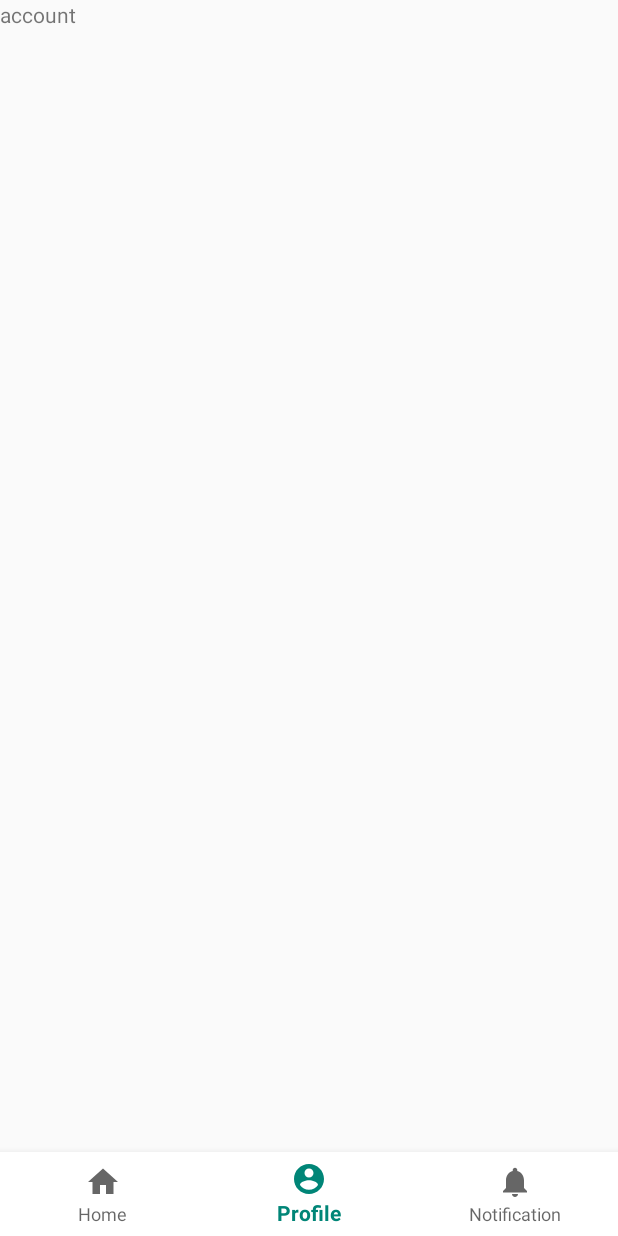
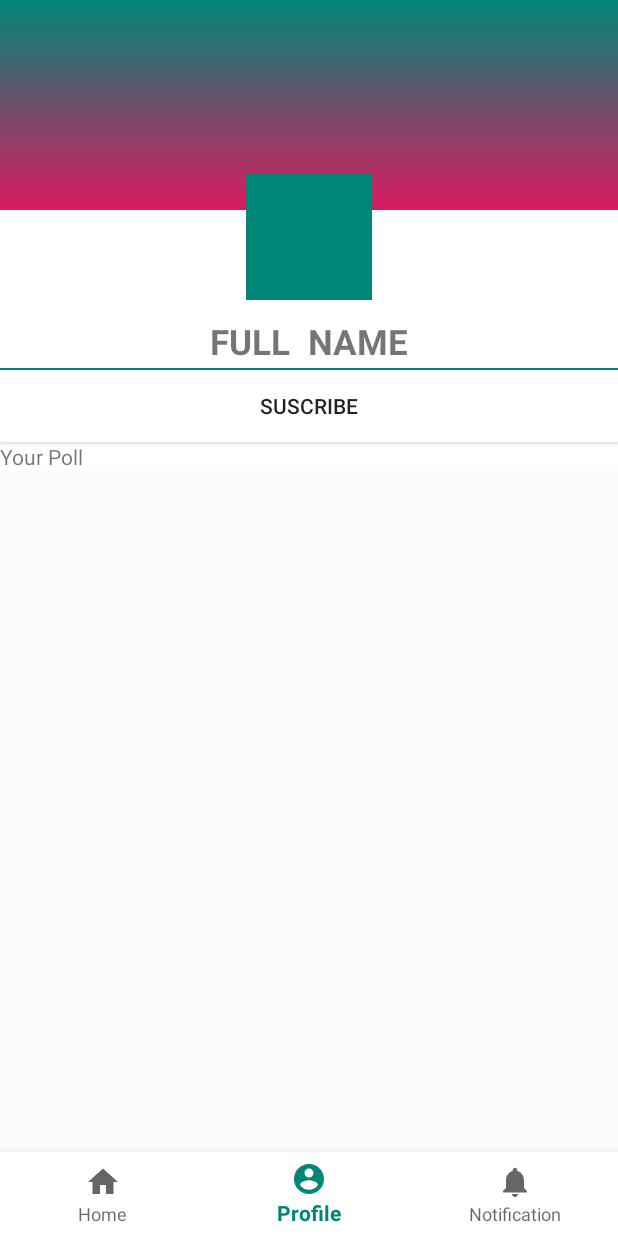
Before and after one commit to spur-s/Voter, an Android app: the screen it shows after launch once a user with an empty profile is signed in (MainActivity), item 2 of the bottom bar chosen, on a phone screen of 412 x 824 dp. Run offline under Robolectric (Android 15) with nearby library versions, the phone set to English and light mode, and no system bars; our stand-ins replace Firebase (no records; nobody signed in at launch, a user with empty details on screens opened directly).

Commit message:
user profile design

```diff
--- a/app/src/main/java/com/sparsh/vote/navfragment/AccountFragment.java
+++ b/app/src/main/java/com/sparsh/vote/navfragment/AccountFragment.java
@@ -5,8 +5,12 @@ import android.os.Bundle;
 import android.view.LayoutInflater;
 import android.view.View;
 import android.view.ViewGroup;
+import android.widget.Button;
+import android.widget.ImageView;
+import android.widget.TextView;
 
 import androidx.fragment.app.Fragment;
+import androidx.recyclerview.widget.RecyclerView;
 
 import com.sparsh.vote.R;
 
@@ -14,6 +18,10 @@ import com.sparsh.vote.R;
  * A simple {@link Fragment} subclass.
  */
 public class AccountFragment extends Fragment {
+    TextView tvfullname ;
+    Button btnsuscribe;
+    ImageView profilepicimageview, coverpicimageview;
+    RecyclerView recycler_viewpoll;
 
     public AccountFragment() {
         // Required empty public constructor
@@ -24,6 +32,18 @@ public class AccountFragment extends Fragment {
 
         // Inflate the layout for this fragment
         View view = inflater.inflate(R.layout.fragment_account, container, false);
+        tvfullname= view.findViewById(R.id.tvfullname);
+        btnsuscribe= view.findViewById(R.id.btnsuscribe);
+        profilepicimageview= view.findViewById(R.id.profilepicimageview);
+        coverpicimageview= view.findViewById(R.id.coverpicimageview);
+        recycler_viewpoll= view.findViewById(R.id.recycler_viewpoll);
+
+        btnsuscribe.setOnClickListener(new View.OnClickListener() {
+            @Override
+            public void onClick(View v) {
+
+            }
+        });
 
         return view;
     }
--- /dev/null
+++ b/app/src/main/res/drawable/gradient_background_blue_grey.xml
@@ -0,0 +1,10 @@
+<?xml version="1.0" encoding="utf-8"?>
+<shape xmlns:android="http://schemas.android.com/apk/res/android"
+    android:shape="rectangle">
+
+    <gradient
+        android:angle="90"
+        android:endColor="@color/colorPrimary"
+        android:startColor="@color/colorAccent" />
+
+</shape>
--- a/app/src/main/res/layout/fragment_account.xml
+++ b/app/src/main/res/layout/fragment_account.xml
@@ -1,16 +1,44 @@
 <?xml version="1.0" encoding="utf-8"?>
-<RelativeLayout xmlns:android="http://schemas.android.com/apk/res/android"
+<ScrollView xmlns:android="http://schemas.android.com/apk/res/android"
     android:layout_width="match_parent"
     android:layout_height="wrap_content"
     xmlns:tools="http://schemas.android.com/tools"
+    android:background="@drawable/gradient_background_blue_grey"
     tools:context=".navfragment.AccountFragment">
 
-    <TextView
+    <LinearLayout
         android:layout_width="match_parent"
         android:layout_height="wrap_content"
-        android:text="account">
+        android:orientation="vertical">
+
+        <include
+            android:id="@+id/layout_profile_header"
+            layout="@layout/layout_profile_header" />
 
 
-    </TextView>
 
-</RelativeLayout>
+        <Button
+            android:id="@+id/btnsuscribe"
+            android:layout_width="match_parent"
+            android:layout_height="wrap_content"
+            android:background="@android:color/white"
+            android:gravity="center"
+            android:padding="12dp"
+            android:text="@string/suscribe" />
+
+        <TextView
+            android:id="@+id/Poll"
+            android:layout_width="match_parent"
+
+            android:layout_height="wrap_content"
+            android:background="@android:color/white"
+            android:text="@string/poll" />
+
+        <androidx.recyclerview.widget.RecyclerView
+            android:id="@+id/recycler_viewpoll"
+            android:layout_width="match_parent"
+            android:layout_height="match_parent" />
+
+    </LinearLayout>
+
+</ScrollView>
--- /dev/null
+++ b/app/src/main/res/layout/layout_profile_header.xml
@@ -0,0 +1,61 @@
+<?xml version="1.0" encoding="utf-8"?>
+<LinearLayout xmlns:android="http://schemas.android.com/apk/res/android"
+    android:orientation="vertical"
+    android:background="@android:color/white"
+    android:layout_width="match_parent"
+    android:layout_height="wrap_content">
+
+    <FrameLayout
+        android:layout_width="match_parent"
+        android:layout_height="wrap_content">
+
+        <ImageView
+            android:id="@+id/coverpicimageview"
+            android:layout_width="match_parent"
+            android:layout_height="140dp"
+            android:background="@drawable/gradient_background_blue_grey"/>
+
+
+        <FrameLayout
+            android:layout_width="wrap_content"
+            android:layout_height="wrap_content"
+            android:layout_gravity="center_horizontal"
+            android:layout_marginTop="116dp">
+
+            <ImageView
+                android:id="@+id/profilepicimageview"
+                android:layout_width="84dp"
+                android:layout_height="84dp"
+                android:background="@color/colorPrimary"/>
+
+            <TextView
+                android:id="@+id/profile_pic_edit_textview"
+                android:layout_width="wrap_content"
+                android:layout_height="wrap_content"
+                android:layout_gravity="end|bottom"
+                android:textColor="@android:color/black"
+                android:background="@color/colorPrimary"
+                android:padding="2dp"
+                android:text="@string/edit"
+                android:textAllCaps="true"
+                android:visibility="gone" />
+
+        </FrameLayout>
+    </FrameLayout>
+
+
+
+    <TextView
+        android:id="@+id/tvfullname"
+        android:layout_width="match_parent"
+        android:layout_height="wrap_content"
+        android:layout_marginBottom="2dp"
+        android:layout_marginTop="12dp"
+        android:text="Full  name"
+        android:textStyle="bold"
+        android:textAllCaps="true"
+        android:textSize="23sp"
+        android:gravity="center_horizontal"/>
+
+<include layout="@layout/view_seperator" />
+</LinearLayout>
--- /dev/null
+++ b/app/src/main/res/layout/view_seperator.xml
@@ -0,0 +1,5 @@
+<?xml version="1.0" encoding="utf-8"?>
+<View xmlns:android="http://schemas.android.com/apk/res/android"
+    android:layout_width="match_parent"
+    android:layout_height="1dp"
+    android:background="@color/colorPrimary" />
--- /dev/null
+++ b/app/src/main/res/layout/view_seperator_vertical.xml
@@ -0,0 +1,5 @@
+<?xml version="1.0" encoding="utf-8"?>
+<View xmlns:android="http://schemas.android.com/apk/res/android"
+    android:layout_width="1dp"
+    android:layout_height="match_parent"
+    android:background="@color/colorAccent" />
--- a/app/src/main/res/values/strings.xml
+++ b/app/src/main/res/values/strings.xml
@@ -1,3 +1,9 @@
 <resources>
     <string name="app_name">Vote</string>
+
+    <!--PROFILE FRAGMENT -->
+    <string name="edit">Edit</string>
+    <string name="poll">Your Poll</string>
+    <string name="suscribe">Suscribe</string>
+    <string name="user_profile">Profile</string>
 </resources>
```
